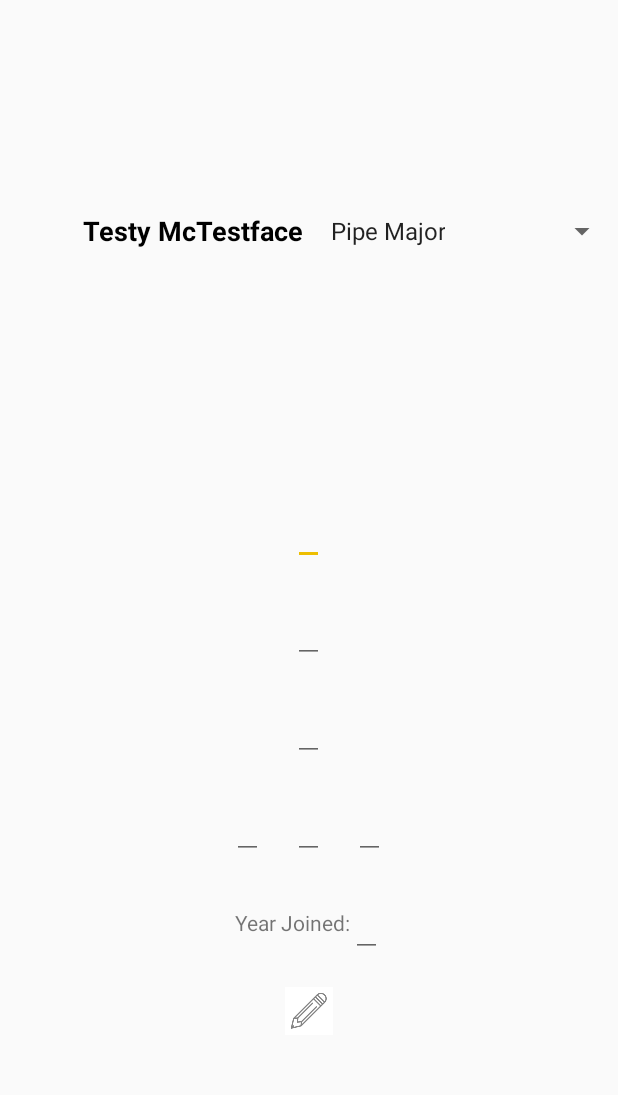
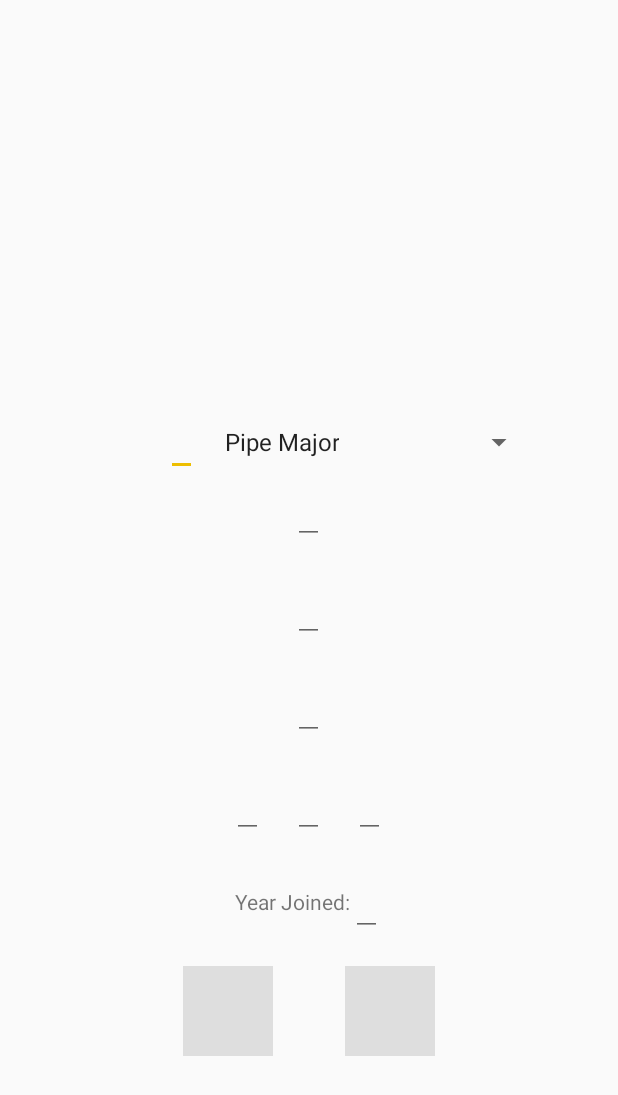
Before and after one commit to AveryJBowen/PipeMajorHelperV2, an Android app: the layout fragment_roster_detail_view.xml on its own in the app's theme, with its tools: preview values and no code run, on a phone screen of 412 x 824 dp. Shown: the top 1095 px of the screen. Run offline under Robolectric (Android 15) with nearby library versions, the phone set to English and light mode, and no system bars.

Commit message:
Completed Roster activity and all methods.

```diff
--- a/app/src/main/java/app/avery/pipemajorhelperv2/UI/RosterListViewFragment.java
+++ b/app/src/main/java/app/avery/pipemajorhelperv2/UI/RosterListViewFragment.java
@@ -10,6 +10,7 @@ import android.support.v7.widget.helper.ItemTouchHelper;
 import android.view.LayoutInflater;
 import android.view.View;
 import android.view.ViewGroup;
+import android.widget.ImageButton;
 import android.widget.TextView;
 
 import app.avery.pipemajorhelperv2.Model.Band;
@@ -38,6 +39,8 @@ public class RosterListViewFragment extends Fragment {
 
     @Override
     public void onViewCreated(View view, Bundle savedInstanceState){
+        ImageButton addMemberButton = view.findViewById(R.id.addMemberButton);
+        addMemberButton.setBackgroundResource(R.drawable.ic_member_add);
         TextView bandNameRoster = view.findViewById(R.id.bandNameRoster);
         realm = Realm.getDefaultInstance();
         band = realm.where(Band.class).findFirst();
--- a/app/src/main/res/layout/fragment_roster_detail_view.xml
+++ b/app/src/main/res/layout/fragment_roster_detail_view.xml
@@ -10,6 +10,30 @@
     <android.support.constraint.ConstraintLayout
         android:layout_width="match_parent"
         android:layout_height="match_parent">
+
+        <LinearLayout
+            android:layout_width="match_parent"
+            android:layout_height="wrap_content"
+            android:orientation="vertical"
+            android:gravity="center"
+            app:layout_constraintStart_toStartOf="parent"
+            app:layout_constraintEnd_toEndOf="parent"
+            app:layout_constraintTop_toTopOf="parent"
+            app:layout_constraintBottom_toBottomOf="parent">
+
+            <ScrollView
+                android:id="@+id/profileInfoScroller"
+                android:layout_width="match_parent"
+                android:layout_height="wrap_content"
+                android:scrollbarStyle="outsideOverlay"
+                android:scrollbars="vertical"
+                android:layout_marginTop="20dp">
+
+                <LinearLayout
+                    android:layout_width="match_parent"
+                    android:layout_height="match_parent"
+                    android:orientation="vertical"
+                    android:gravity="center">
 
                     <ImageView
                         android:id="@+id/instrumentImage"
@@ -38,7 +62,7 @@
                             android:layout_width="45dp"
                             android:layout_height="45dp" />
 
-            <TextView
+                        <EditText
                             android:id="@+id/rosterDetailName"
                             android:layout_width="wrap_content"
                             android:layout_height="wrap_content"
@@ -46,8 +70,7 @@
                             android:layout_marginEnd="10dp"
                             android:textColor="@android:color/black"
                             android:textSize="18sp"
-                android:textStyle="bold"
-                android:text="Testy McTestface"/>
+                            android:textStyle="bold"/>
 
                         <Spinner
                             android:id="@+id/rankSpinner"
@@ -57,22 +80,6 @@
                             android:textAlignment="center"
                             android:textColor="@android:color/black" />
                     </LinearLayout>
-
-        <LinearLayout
-            android:layout_width="match_parent"
-            android:layout_height="wrap_content"
-            app:layout_constraintStart_toStartOf="parent"
-            app:layout_constraintEnd_toEndOf="parent"
-            app:layout_constraintTop_toBottomOf="@id/profileNameLayout"
-            app:layout_constraintBottom_toBottomOf="parent">
-
-            <ScrollView
-                android:id="@+id/profileInfoScroller"
-                android:layout_width="match_parent"
-                android:layout_height="wrap_content"
-                android:scrollbarStyle="outsideOverlay"
-                android:scrollbars="vertical"
-                android:layout_marginTop="20dp">
 
                     <LinearLayout
                         android:id="@+id/profileInfoLayout"
@@ -145,19 +152,32 @@
                                 android:layout_height="wrap_content" />
                         </LinearLayout>
 
-                    <ImageButton
-                        android:id="@+id/editButton"
+                        <LinearLayout
                             android:layout_width="wrap_content"
                             android:layout_height="wrap_content"
                             android:layout_marginTop="20dp"
-                        android:layout_weight="1"
-                        android:background="@android:color/white"
-                        android:src="@drawable/ic_edit" />
+                            android:layout_gravity="center"
+                            android:gravity="center"
+                            android:orientation="horizontal">
+
+                            <ImageButton
+                                android:id="@+id/editButton"
+                                android:background="@color/white"
+                                android:layout_width="60dp"
+                                android:layout_height="60dp"
+                                android:layout_marginEnd="48dp"
+                                android:layout_weight="1" />
+
+                            <ImageButton
+                                android:id="@+id/deleteButton"
+                                android:background="@color/white"
+                                android:layout_width="60dp"
+                                android:layout_height="60dp"
+                                android:layout_weight="1" />
+                        </LinearLayout>
+                    </LinearLayout>
                 </LinearLayout>
             </ScrollView>
-
         </LinearLayout>
-
-
     </android.support.constraint.ConstraintLayout>
 </FrameLayout>
--- a/app/src/main/res/values/colors.xml
+++ b/app/src/main/res/values/colors.xml
@@ -3,4 +3,5 @@
     <color name="colorPrimary">#dedede</color>
     <color name="colorAccent">#edbe00</color>
     <color name="accent_material_light">#ffbf00</color>
+    <color name="white">#dedede</color>
 </resources>
```
Also changed, not shown: app/src/main/java/app/avery/pipemajorhelperv2/UI/RosterActivity.java (+10 -3 lines), app/src/main/java/app/avery/pipemajorhelperv2/UI/RosterDetailViewFragment.java (+39 -3 lines), app/src/main/res/layout/activity_main.xml (+24 -0 lines), app/src/main/res/layout/activity_roster.xml (+4 -3 lines), app/src/main/res/layout/fragment_roster_list_view.xml (+31 -19 lines), app/src/main/res/layout/member_list_item.xml (+4 -5 lines), app/src/main/res/drawable-hdpi/ic_save.png (added), app/src/main/res/drawable-mdpi/ic_save.png (added), app/src/main/res/drawable-xhdpi/ic_save.png (added), app/src/main/res/drawable-xxhdpi/ic_save.png (added). Lines whose indentation alone changed are shown as unchanged.
